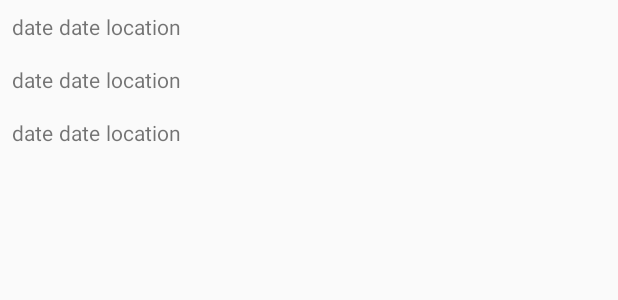
After one commit to TheWhiteWater/Location_Tracker, an Android app: the layout fragment_list.xml on its own in the app's theme, with its tools: preview values and no code run, on a phone screen of 412 x 824 dp. The commit adds this screen. Shown: the top 300 px of the screen. Run offline under Robolectric (Android 15) with nearby library versions, the phone set to English and light mode, and no system bars.

Commit message:
recyclerview

```diff
--- a/app/src/main/java/nz/co/redice/myapplication/repository/models/Converters.java
+++ b/app/src/main/java/nz/co/redice/myapplication/repository/models/Converters.java
@@ -17,4 +17,5 @@ public class Converters {
     }
 
 
+
 }
--- a/app/src/main/java/nz/co/redice/myapplication/service/LocationService.java
+++ b/app/src/main/java/nz/co/redice/myapplication/service/LocationService.java
@@ -49,7 +49,6 @@ public class LocationService extends Service {
 
     private static final String TAG = LocationService.class.getSimpleName();
     private final IBinder mBinder = new LocalBinder();
-    private Repository mRepository;
 
 
     /**
@@ -67,7 +66,6 @@ public class LocationService extends Service {
 
     @Override
     public void onCreate() {
-        mRepository = new Repository(((MyApplication)getApplication()).getDao());
         mLocationHelper = new LocationUpdateHelper(this, ((MyApplication)getApplication()).getRepository());
         mNotificationHelper = new NotificationHelper(this);
         mLocationHelper.getLastKnownLocation(); //???
--- a/app/src/main/java/nz/co/redice/myapplication/service/NotificationHelper.java
+++ b/app/src/main/java/nz/co/redice/myapplication/service/NotificationHelper.java
@@ -60,7 +60,7 @@ class NotificationHelper {
         PendingIntent activityPendingIntent = PendingIntent.getActivity(mContext, 0,
                 new Intent(mContext, MainActivity.class), 0);
 
-        NotificationCompat.Builder builder = new NotificationCompat.Builder(mContext)
+        NotificationCompat.Builder builder = new NotificationCompat.Builder(mContext, CHANNEL_ID)
                 .addAction(R.drawable.ic_launch, mContext.getString(R.string.launch_activity),
                         activityPendingIntent)
                 .addAction(R.drawable.ic_cancel, mContext.getString(R.string.cancel_location_updates),
--- a/app/src/main/res/layout/activity_main.xml
+++ b/app/src/main/res/layout/activity_main.xml
@@ -11,8 +11,8 @@
     <fragment
         android:id="@+id/nav_host_fragment"
         android:name="androidx.navigation.fragment.NavHostFragment"
-        android:layout_width="0dp"
-        android:layout_height="0dp"
+        android:layout_width="match_parent"
+        android:layout_height="match_parent"
         app:defaultNavHost="true"
         app:navGraph="@navigation/nav_graph" />
 
--- /dev/null
+++ b/app/src/main/res/layout/address_item.xml
@@ -0,0 +1,48 @@
+<?xml version="1.0" encoding="utf-8"?>
+
+<layout xmlns:android="http://schemas.android.com/apk/res/android"
+    xmlns:app="http://schemas.android.com/apk/res-auto"
+    xmlns:tools="http://schemas.android.com/tools">
+
+    <data>
+
+        <variable
+            name="locationModel"
+            type="nz.co.redice.myapplication.repository.models.LocationModel" />
+
+    </data>
+
+
+    <LinearLayout
+        android:id="@+id/item_layout"
+        android:layout_width="match_parent"
+        android:layout_height="wrap_content"
+        android:layout_margin="6dp"
+        android:orientation="horizontal">
+
+        <TextView
+            android:id="@+id/item_date"
+            android:layout_width="wrap_content"
+            android:layout_height="wrap_content"
+            android:layout_margin="2dp"
+            android:text="@{locationModel.getDate}"
+            tools:text="date" />
+
+        <TextView
+            android:id="@+id/item_time"
+            android:layout_width="wrap_content"
+            android:layout_height="wrap_content"
+            android:layout_margin="2dp"
+            android:text="@{locationModel.getTime}"
+            tools:text="date" />
+
+        <TextView
+            android:id="@+id/item_address"
+            android:layout_width="wrap_content"
+            android:layout_height="wrap_content"
+            android:layout_margin="2dp"
+            android:text="@{locationModel.address}"
+            tools:text="location" />
+
+    </LinearLayout>
+</layout>
--- /dev/null
+++ b/app/src/main/res/layout/fragment_list.xml
@@ -0,0 +1,16 @@
+<?xml version="1.0" encoding="utf-8"?>
+<FrameLayout
+    xmlns:android="http://schemas.android.com/apk/res/android"
+    xmlns:tools="http://schemas.android.com/tools"
+    android:layout_width="match_parent"
+    android:layout_height="match_parent"
+    tools:context=".ListFragment">
+
+    <androidx.recyclerview.widget.RecyclerView
+        android:id="@+id/my_recycler_view"
+        android:layout_width="match_parent"
+        android:layout_height="match_parent"
+        android:scrollbars="vertical"
+        tools:listitem="@layout/address_item" />
+
+</FrameLayout>
--- a/app/src/main/res/values/strings.xml
+++ b/app/src/main/res/values/strings.xml
@@ -9,8 +9,8 @@
         functionality.</string>
     <string name="settings">Settings</string>
     <string name="ok">OK</string>
-    <string name="launch_location_updates">Launch location updates</string>
-    <string name="cancel_location_updates">Cancel location updates</string>
+    <string name="launch_location_updates">Launch tracking</string>
+    <string name="cancel_location_updates">Cancel tracking</string>
 
     <string name="location_updated">Location Updated: %1$s</string>
     <!-- TODO: Remove or change this placeholder text -->
--- a/build.gradle
+++ b/build.gradle
@@ -6,9 +6,11 @@ buildscript {
     }
     dependencies {
         classpath 'com.android.tools.build:gradle:4.0.1'
-        classpath 'com.google.dagger:hilt-android-gradle-plugin:2.28-alpha'
         // NOTE: Do not place your application dependencies here; they belong
         // in the individual module build.gradle files
+
+        def nav_version = "2.3.0"
+        classpath "androidx.navigation:navigation-safe-args-gradle-plugin:$nav_version"
     }
 }
 
```
Also changed, not shown: app/build.gradle (+12 -3 lines), app/src/main/java/nz/co/redice/myapplication/Adapter.java (added, +80 -0 lines), app/src/main/java/nz/co/redice/myapplication/HomeFragment.java (+29 -27 lines), app/src/main/java/nz/co/redice/myapplication/ListFragment.java (added, +69 -0 lines), app/src/main/java/nz/co/redice/myapplication/MainActivity.java (+1 -28 lines), app/src/main/java/nz/co/redice/myapplication/repository/models/LocationModel.java (+29 -4 lines), app/src/main/java/nz/co/redice/myapplication/service/DateConverter.java (deleted, +0 -18 lines), app/src/main/java/nz/co/redice/myapplication/service/LocationUpdateHelper.java (+20 -1 lines), app/src/main/res/layout/fragment_home.xml (+37 -12 lines), app/src/main/res/navigation/nav_graph.xml (+12 -1 lines).
